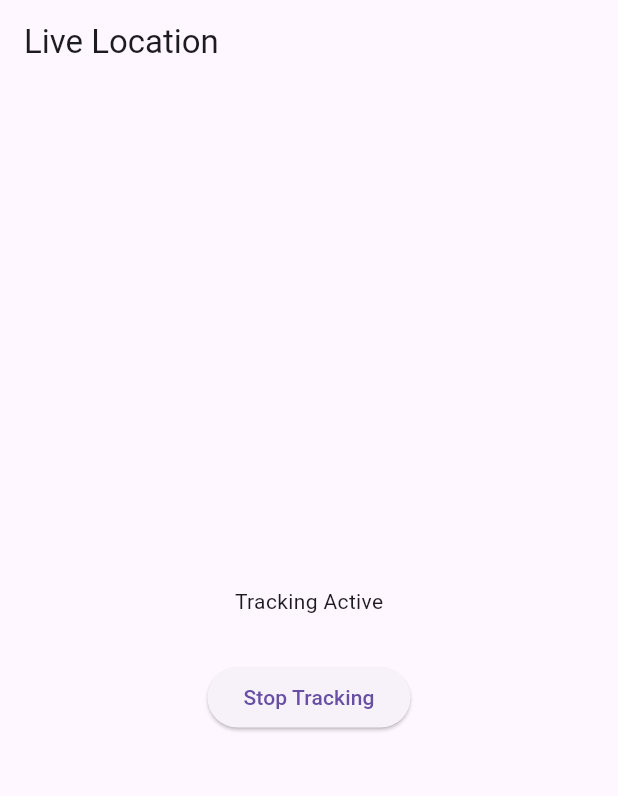
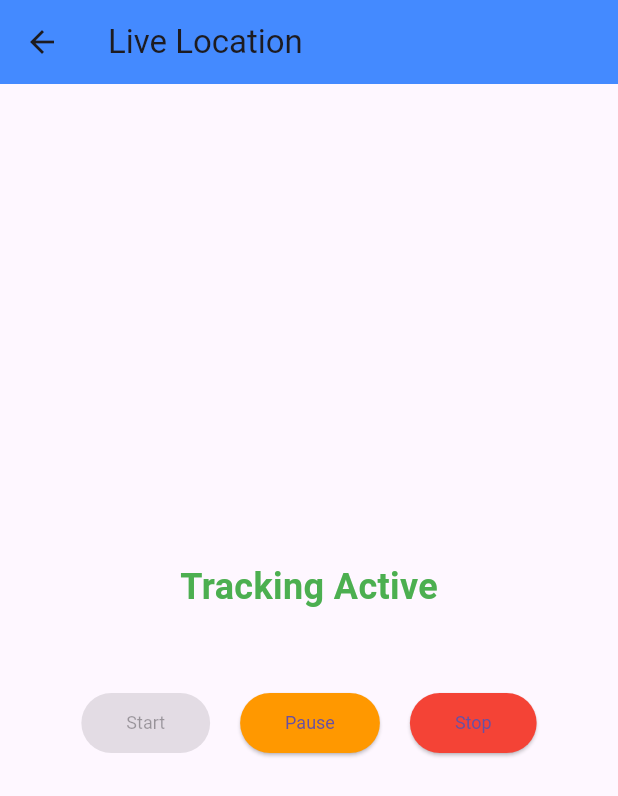
Before and after one commit to rc-balaji/live_track-app, a Flutter app: the LiveLocationPage screen opened directly with empty values, on a phone screen of 412 x 824 dp. Shown: the top 796 px of the screen. Run offline on Flutter 3.47's test engine with Material 3 defaults, Android fonts, the phone set to English and light mode, and no system bars; our stand-ins replace flutter_map, geolocator, latlong2, permission_handler, shared_preferences; accounts and stored records are empty; network calls fail.

Commit message:
Styles Pages

```diff
--- a/lib/pages/live_location_page.dart
+++ b/lib/pages/live_location_page.dart
@@ -16,94 +16,187 @@ class LiveLocationPage extends StatefulWidget {
 }
 
 class _LiveLocationPageState extends State<LiveLocationPage> {
-  bool _isTracking = false;
+  bool _isTracking = false; // Initially not tracking
+  bool _isPaused = false;
   Position? _currentPosition;
   StreamSubscription<Position>? _positionStreamSubscription;
 
   @override
   void initState() {
     super.initState();
+    // Start tracking automatically when the page loads
     _startTracking();
   }
 
   @override
   void dispose() {
-    _stopTracking(disposeCall: true);
+    _stopTracking(); // Ensure tracking is stopped when the widget is disposed
     super.dispose();
   }
 
+  // Start GPS tracking and make API call to update location
   Future<void> _startTracking() async {
     final status = await Permission.location.request();
     if (!status.isGranted) return;
 
     if (mounted) {
-      setState(() => _isTracking = true);
+      setState(() {
+        _isTracking = true;
+        _isPaused = false;
+      });
     }
 
     _positionStreamSubscription = Geolocator.getPositionStream().listen(
       (Position position) {
         if (!mounted) return;
-        setState(() => _currentPosition = position);
+        setState(() {
+          _currentPosition = position;
+        });
 
+        // If not paused, send location update to the API
+        if (!_isPaused) {
           ApiService().updateLocation(
             widget.locationId,
             position.latitude,
             position.longitude,
             widget.userId,
           );
+        }
       },
     );
   }
 
-  Future<void> _stopTracking({bool disposeCall = false}) async {
+  // Pause tracking without making API call
+  Future<void> _pauseTracking() async {
+    if (mounted) {
+      setState(() {
+        _isPaused = true;
+      });
+    }
+  }
+
+  // Stop tracking and call API to stop tracking
+  Future<void> _stopTracking() async {
     if (_positionStreamSubscription != null) {
       await _positionStreamSubscription?.cancel();
       _positionStreamSubscription = null;
     }
 
-    if (!disposeCall && mounted) {
-      setState(() => _isTracking = false);
+    // Stop tracking API call
+    await ApiService().stopTracking(widget.locationId);
+
+    // Check if the widget is still mounted before calling setState
+    if (mounted) {
+      setState(() {
+        _isTracking = false;
+        _isPaused = false;
+      });
     }
 
-    await ApiService().stopTracking(widget.locationId);
-
-    // Prevent navigation when disposing
-    if (!disposeCall && mounted) {
+    // Navigate to Dashboard after stopping tracking
     Navigator.pushReplacement(
       context,
       MaterialPageRoute(builder: (context) => DashboardPage()),
     );
   }
-  }
 
   @override
   Widget build(BuildContext context) {
     return Scaffold(
-      appBar: AppBar(title: Text('Live Location')),
-      body: Center(
+      appBar: AppBar(
+        title: Text('Live Location'),
+        backgroundColor: Colors.blueAccent,
+      ),
+      body: Padding(
+        padding: const EdgeInsets.symmetric(horizontal: 20.0),
+        child: Center(
           child: Column(
             mainAxisAlignment: MainAxisAlignment.center,
             children: [
-            Text(_isTracking ? 'Tracking Active' : 'Tracking Inactive'),
-            SizedBox(height: 10),
+              // Display tracking status
+              Text(
+                _isTracking
+                    ? _isPaused
+                        ? 'Tracking Paused'
+                        : 'Tracking Active'
+                    : 'Tracking Inactive',
+                style: TextStyle(
+                  fontSize: 24,
+                  fontWeight: FontWeight.bold,
+                  color: _isTracking
+                      ? (_isPaused ? Colors.orange : Colors.green)
+                      : Colors.red,
+                ),
+              ),
+              SizedBox(height: 20),
+              // Show latitude and longitude if available
               if (_currentPosition != null)
                 Column(
                   children: [
-                  Text('Latitude: ${_currentPosition!.latitude}'),
-                  Text('Longitude: ${_currentPosition!.longitude}'),
+                    Text(
+                      'Latitude: ${_currentPosition!.latitude}',
+                      style: TextStyle(fontSize: 18),
+                    ),
+                    Text(
+                      'Longitude: ${_currentPosition!.longitude}',
+                      style: TextStyle(fontSize: 18),
+                    ),
                   ],
                 ),
-            SizedBox(height: 20),
-            _isTracking
-                ? ElevatedButton(
-                    onPressed: () => _stopTracking(),
-                    child: Text('Stop Tracking'),
-                  )
-                : ElevatedButton(
-                    onPressed: () => _startTracking(),
-                    child: Text('Start Tracking'),
+              SizedBox(height: 30),
+              // Action buttons: Start, Pause, Stop
+              Row(
+                mainAxisAlignment: MainAxisAlignment.center,
+                children: [
+                  ElevatedButton(
+                    onPressed: _isTracking && !_isPaused
+                        ? null
+                        : () => _startTracking(),
+                    child: Text('Start'),
+                    style: ElevatedButton.styleFrom(
+                      backgroundColor: Colors.green,
+                      padding:
+                          EdgeInsets.symmetric(horizontal: 30, vertical: 12),
+                      textStyle: TextStyle(fontSize: 12),
+                      shape: RoundedRectangleBorder(
+                        borderRadius: BorderRadius.circular(30),
+                      ),
+                    ),
+                  ),
+                  SizedBox(width: 20),
+                  ElevatedButton(
+                    onPressed: !_isTracking || _isPaused
+                        ? null
+                        : () => _pauseTracking(),
+                    child: Text('Pause'),
+                    style: ElevatedButton.styleFrom(
+                      backgroundColor: Colors.orange,
+                      padding:
+                          EdgeInsets.symmetric(horizontal: 30, vertical: 12),
+                      textStyle: TextStyle(fontSize: 12),
+                      shape: RoundedRectangleBorder(
+                        borderRadius: BorderRadius.circular(30),
+                      ),
+                    ),
+                  ),
+                  SizedBox(width: 20),
+                  ElevatedButton(
+                    onPressed: !_isTracking ? null : () => _stopTracking(),
+                    child: Text('Stop'),
+                    style: ElevatedButton.styleFrom(
+                      backgroundColor: Colors.red,
+                      padding:
+                          EdgeInsets.symmetric(horizontal: 30, vertical: 12),
+                      textStyle: TextStyle(fontSize: 12),
+                      shape: RoundedRectangleBorder(
+                        borderRadius: BorderRadius.circular(30),
+                      ),
+                    ),
                   ),
                 ],
+              ),
+            ],
+          ),
         ),
       ),
     );
```
Also changed, not shown: lib/pages/dashboard_page.dart (+23 -2 lines). Lines whose indentation alone changed are shown as unchanged.
